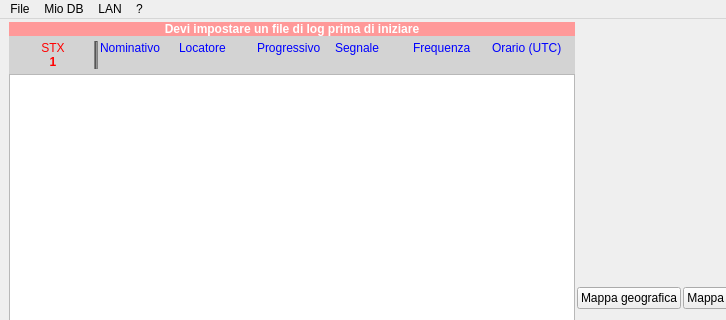
This is mainwindow.ui in DoppiaZeta/RFLog as Qt 5 draws it before an edit; both pictures show x 0 to 726 and y 0 to 320 of the 971 by 599 pixel window. The edited form follows.
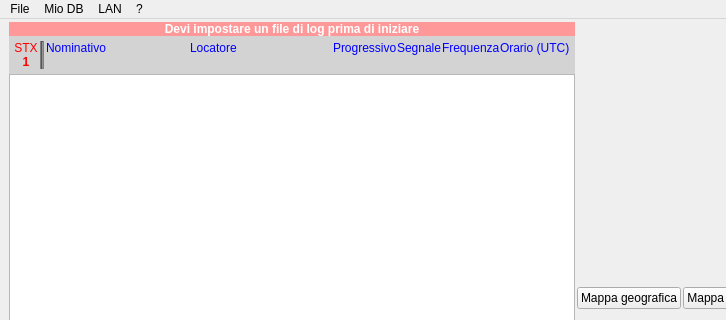
This is the edited form.

The edit to the form file:
```diff
--- a/mainwindow.ui
+++ b/mainwindow.ui
@@ -40,7 +40,7 @@
         <property name="styleSheet">
          <string notr="true">background-color: lightgray;</string>
         </property>
-        <layout class="QGridLayout" name="grigliaInput" columnstretch="0,0,0,0,0,0,0,0">
+        <layout class="QGridLayout" name="grigliaInput" columnstretch="0,0,5,5,1,1,2,1">
          <property name="leftMargin">
           <number>5</number>
          </property>
```
